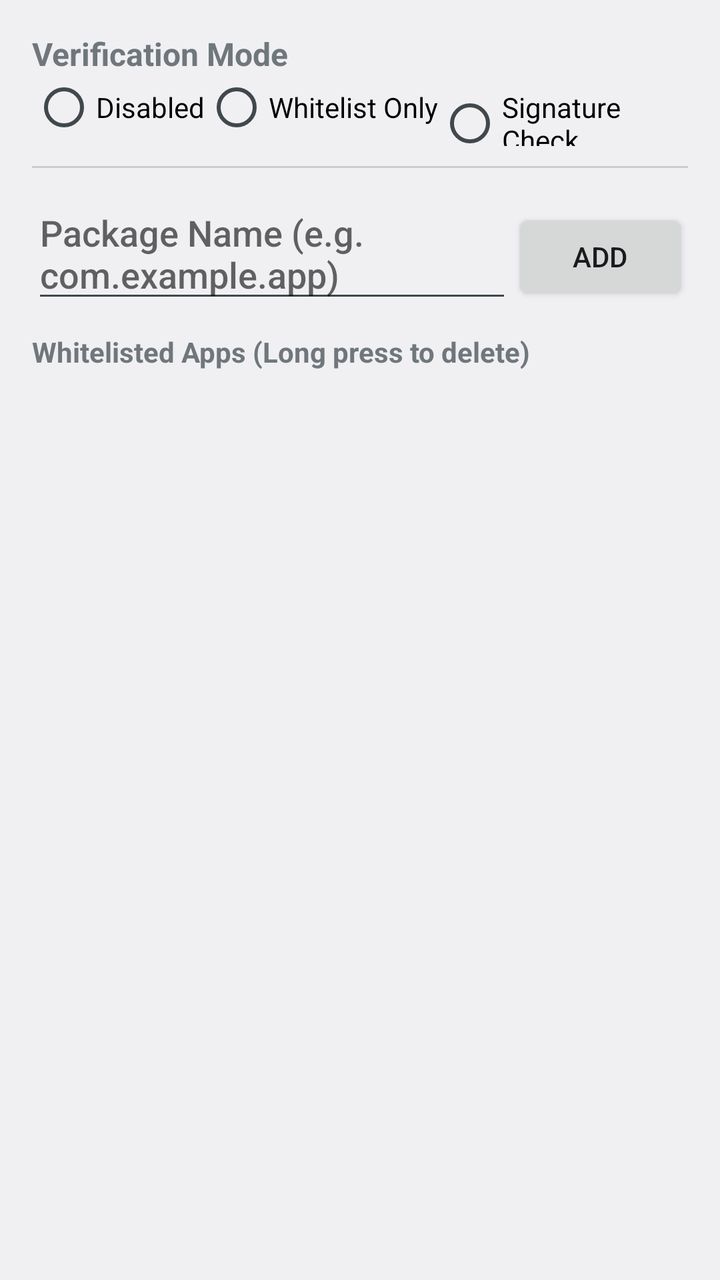
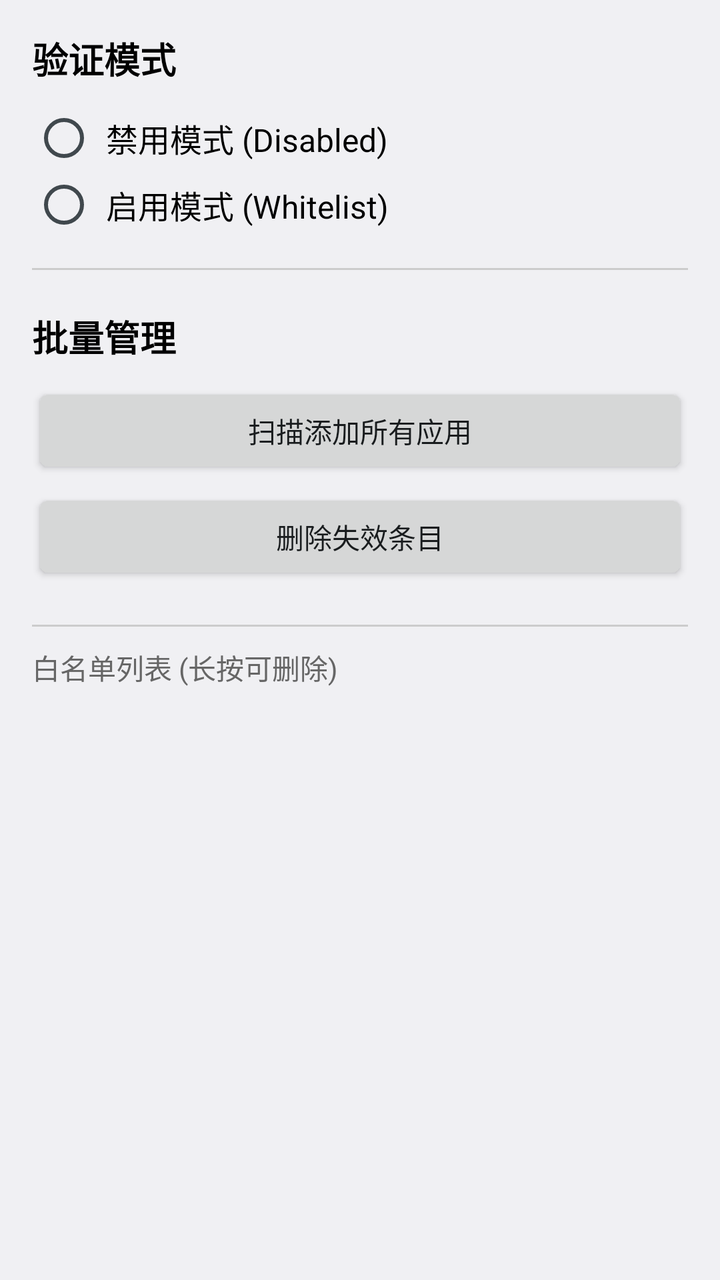

Screens rendered from an Android XML layout before and after an edit, with the pre-edit source and the edit as a unified diff.
<!-- AndroidManifest.xml: application theme android:Theme.DeviceDefault.Light -->
<!-- res/layout/activity_main.xml -->
<?xml version="1.0" encoding="utf-8"?>
<LinearLayout xmlns:android="http://schemas.android.com/apk/res/android"
    android:layout_width="match_parent"
    android:layout_height="match_parent"
    android:orientation="vertical"
    android:padding="16dp">

    <TextView
        android:layout_width="wrap_content"
        android:layout_height="wrap_content"
        android:text="@string/mode_title"
        android:textSize="16sp"
        android:textStyle="bold" />

    <RadioGroup
        android:id="@+id/radioGroupMode"
        android:layout_width="match_parent"
        android:layout_height="wrap_content"
        android:orientation="horizontal"
        android:layout_marginBottom="10dp">

        <RadioButton
            android:id="@+id/rbDisabled"
            android:layout_width="wrap_content"
            android:layout_height="wrap_content"
            android:text="@string/mode_disabled" />

        <RadioButton
            android:id="@+id/rbWhitelist"
            android:layout_width="wrap_content"
            android:layout_height="wrap_content"
            android:text="@string/mode_whitelist" />

        <RadioButton
            android:id="@+id/rbSignature"
            android:layout_width="wrap_content"
            android:layout_height="wrap_content"
            android:text="@string/mode_signature" />
    </RadioGroup>

    <View
        android:layout_width="match_parent"
        android:layout_height="1dp"
        android:background="#CCCCCC"
        android:layout_marginBottom="10dp"/>

    <LinearLayout
        android:layout_width="match_parent"
        android:layout_height="wrap_content"
        android:orientation="horizontal">

        <EditText
            android:id="@+id/etPackageName"
            android:layout_width="0dp"
            android:layout_height="wrap_content"
            android:layout_weight="1"
            android:hint="@string/add_hint" />

        <Button
            android:id="@+id/btnAdd"
            android:layout_width="wrap_content"
            android:layout_height="wrap_content"
            android:text="@string/btn_add" />
    </LinearLayout>

    <TextView
        android:layout_width="wrap_content"
        android:layout_height="wrap_content"
        android:layout_marginTop="10dp"
        android:text="@string/whitelist_title"
        android:textStyle="bold" />

    <ListView
        android:id="@+id/listViewApps"
        android:layout_width="match_parent"
        android:layout_height="match_parent" />

</LinearLayout>
<!-- resources referenced by this layout -->
<resources>
  <string name="add_hint">Package Name (e.g. com.example.app)</string>
  <string name="btn_add">Add</string>
  <string name="mode_disabled">Disabled</string>
  <string name="mode_signature">Signature Check</string>
  <string name="mode_title">Verification Mode</string>
  <string name="mode_whitelist">Whitelist Only</string>
  <string name="whitelist_title">Whitelisted Apps (Long press to delete)</string>
</resources>

<!-- the commit's change to res/layout/activity_main.xml (unified diff, before → after) -->
@@ -9,34 +9,69 @@
         android:layout_width="wrap_content"
         android:layout_height="wrap_content"
         android:text="@string/mode_title"
-        android:textSize="16sp"
-        android:textStyle="bold" />
+        android:textSize="18sp"
+        android:textStyle="bold"
+        android:textColor="#000000"/>
 
     <RadioGroup
         android:id="@+id/radioGroupMode"
         android:layout_width="match_parent"
         android:layout_height="wrap_content"
-        android:orientation="horizontal"
-        android:layout_marginBottom="10dp">
+        android:orientation="vertical"
+        android:layout_marginTop="10dp"
+        android:layout_marginBottom="15dp">
 
         <RadioButton
             android:id="@+id/rbDisabled"
-            android:layout_width="wrap_content"
+            android:layout_width="match_parent"
             android:layout_height="wrap_content"
-            android:text="@string/mode_disabled" />
+            android:text="@string/mode_disabled"
+            android:textSize="16sp"
+            android:padding="5dp"/>
 
         <RadioButton
             android:id="@+id/rbWhitelist"
-            android:layout_width="wrap_content"
+            android:layout_width="match_parent"
             android:layout_height="wrap_content"
-            android:text="@string/mode_whitelist" />
+            android:text="@string/mode_whitelist"
+            android:textSize="16sp"
+            android:padding="5dp"/>
+    </RadioGroup>
 
-        <RadioButton
-            android:id="@+id/rbSignature"
-            android:layout_width="wrap_content"
+    <View
+        android:layout_width="match_parent"
+        android:layout_height="1dp"
+        android:background="#CCCCCC"
+        android:layout_marginBottom="20dp"/>
+
+    <TextView
+        android:layout_width="wrap_content"
+        android:layout_height="wrap_content"
+        android:text="@string/tools_title"
+        android:textSize="18sp"
+        android:textStyle="bold"
+        android:textColor="#000000"/>
+
+    <LinearLayout
+        android:layout_width="match_parent"
+        android:layout_height="wrap_content"
+        android:orientation="vertical"
+        android:layout_marginTop="10dp"
+        android:layout_marginBottom="20dp">
+
+        <Button
+            android:id="@+id/btnImportAll"
+            android:layout_width="match_parent"
             android:layout_height="wrap_content"
-            android:text="@string/mode_signature" />
-    </RadioGroup>
+            android:text="@string/btn_import_all"
+            android:layout_marginBottom="5dp"/>
+
+        <Button
+            android:id="@+id/btnCleanInvalid"
+            android:layout_width="match_parent"
+            android:layout_height="wrap_content"
+            android:text="@string/btn_clean_invalid"/>
+    </LinearLayout>
 
     <View
         android:layout_width="match_parent"
@@ -44,35 +79,17 @@
         android:background="#CCCCCC"
         android:layout_marginBottom="10dp"/>
 
-    <LinearLayout
-        android:layout_width="match_parent"
-        android:layout_height="wrap_content"
-        android:orientation="horizontal">
-
-        <EditText
-            android:id="@+id/etPackageName"
-            android:layout_width="0dp"
-            android:layout_height="wrap_content"
-            android:layout_weight="1"
-            android:hint="@string/add_hint" />
-
-        <Button
-            android:id="@+id/btnAdd"
-            android:layout_width="wrap_content"
-            android:layout_height="wrap_content"
-            android:text="@string/btn_add" />
-    </LinearLayout>
-
     <TextView
         android:layout_width="wrap_content"
         android:layout_height="wrap_content"
-        android:layout_marginTop="10dp"
         android:text="@string/whitelist_title"
-        android:textStyle="bold" />
+        android:textSize="14sp"
+        android:textColor="#666666"
+        android:layout_marginBottom="5dp"/>
 
     <ListView
         android:id="@+id/listViewApps"
         android:layout_width="match_parent"
-        android:layout_height="match_parent" />
+        android:layout_height="match_parent"/>
 
 </LinearLayout>
<!-- resource entries referenced after the edit -->
@@ -1,11 +1,11 @@
 <!-- resources referenced by this layout -->
 <resources>
-  <string name="add_hint">Package Name (e.g. com.example.app)</string>
-  <string name="btn_add">Add</string>
-  <string name="mode_disabled">Disabled</string>
-  <string name="mode_signature">Signature Check</string>
-  <string name="mode_title">Verification Mode</string>
-  <string name="mode_whitelist">Whitelist Only</string>
-  <string name="whitelist_title">Whitelisted Apps (Long press to delete)</string>
+  <string name="btn_clean_invalid">删除失效条目</string>
+  <string name="btn_import_all">扫描添加所有应用</string>
+  <string name="mode_disabled">禁用模式 (Disabled)</string>
+  <string name="mode_title">验证模式</string>
+  <string name="mode_whitelist">启用模式 (Whitelist)</string>
+  <string name="tools_title">批量管理</string>
+  <string name="whitelist_title">白名单列表 (长按可删除)</string>
 </resources>
 
